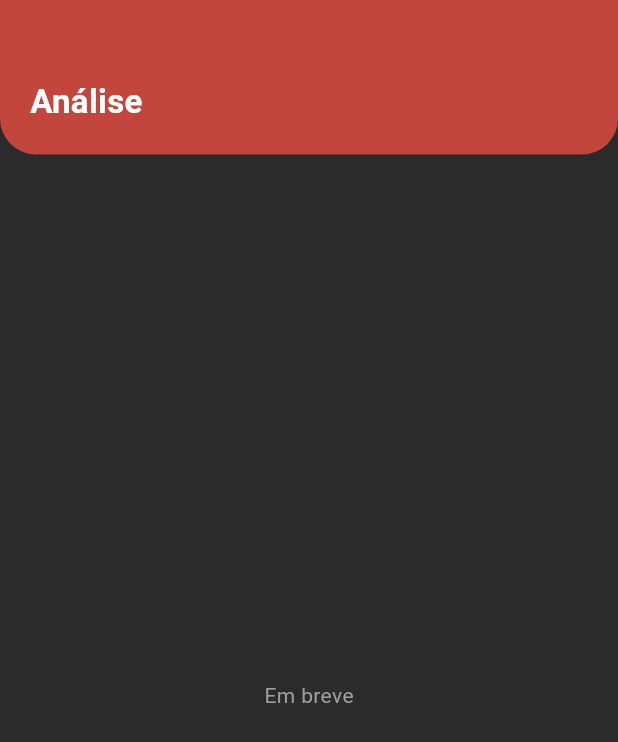
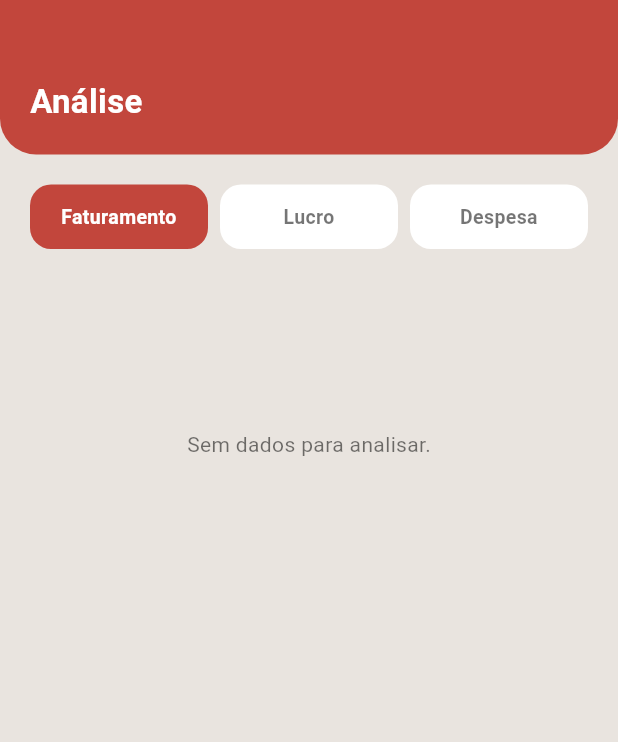
Before and after one commit to jlucasveloso/nape---gastronomic-administrative-, a Flutter app: the AnaliseScreen screen opened directly, on a phone screen of 412 x 824 dp. Shown: the top 742 px of the screen. Run offline on Flutter 3.47's test engine with Material 3 defaults, Android fonts, the phone set to English and light mode, and no system bars; our stand-ins replace fl_chart, flutter_dotenv, mask_text_input_formatter, shared_preferences, supabase_flutter; accounts and stored records are empty; Roboto replaces fonts that are missing (Arial).

Commit message:
Adição da parte da Analise com graficos

```diff
--- a/lib/features/dashboard/controller/dashboard_controller.dart
+++ b/lib/features/dashboard/controller/dashboard_controller.dart
@@ -16,30 +16,76 @@ class DashboardController {
   double get custosTotal =>
       despesas.fold(0.0, (soma, d) => soma + d.valor);
 
-  double get lucro => faturamentoTotal - custosTotal;
+  double get cmvTotal => despesas
+      .where((d) => d.tipo == 'cmv')
+      .fold(0.0, (soma, d) => soma + d.valor);
+
+  double get cmoTotal => despesas
+      .where((d) => d.tipo == 'cmo')
+      .fold(0.0, (soma, d) => soma + d.valor);
+
+  double get despesasGeraisTotal => despesas
+      .where((d) => d.tipo == 'geral')
+      .fold(0.0, (soma, d) => soma + d.valor);
+
+  double get lucroBruto => faturamentoTotal - cmvTotal;
+
+  double get lucroLiquido => faturamentoTotal - custosTotal;
+
+  double get lucro => lucroLiquido;
 
   double get margemLucroPercent =>
-      faturamentoTotal == 0 ? 0 : (lucro / faturamentoTotal) * 100;
+      faturamentoTotal == 0 ? 0 : (lucroLiquido / faturamentoTotal) * 100;
+
+  double get cmoPercent =>
+      faturamentoTotal == 0 ? 0 : (cmoTotal / faturamentoTotal) * 100;
+
+  double get cmvPercent =>
+      faturamentoTotal == 0 ? 0 : (cmvTotal / faturamentoTotal) * 100;
+
+  bool get cmoDentroDoIdeal => cmoPercent <= 16;
 
   Map<String, double> get faturamentoPorCategoria {
-  final Map<String, double> resultado = {};
-  for (final v in vendas) {
-    resultado[v.categoriaSnapshot] = (resultado[v.categoriaSnapshot] ?? 0) + v.valorTotal;
+    final Map<String, double> resultado = {};
+
+    for (final v in vendas) {
+      resultado[v.categoriaSnapshot] =
+          (resultado[v.categoriaSnapshot] ?? 0) + v.valorTotal;
+    }
+
+    return resultado;
   }
-  return resultado;
-}
 
   Map<String, double> get custosPorCategoria {
     final Map<String, double> resultado = {};
+
     for (final d in despesas) {
       resultado[d.categoria] = (resultado[d.categoria] ?? 0) + d.valor;
     }
+
     return resultado;
   }
 
-  List<Venda> vendasNoPeriodo(DateTime inicio, DateTime fim) =>
-      vendas.where((v) => !v.data.isBefore(inicio) && !v.data.isAfter(fim)).toList();
+  Map<String, double> get dre {
+    return {
+      'Faturamento': faturamentoTotal,
+      'CMV': cmvTotal,
+      'Lucro bruto': lucroBruto,
+      'CMO': cmoTotal,
+      'Despesas gerais': despesasGeraisTotal,
+      'Lucro líquido': lucroLiquido,
+    };
+  }
 
-  List<Despesa> despesasNoPeriodo(DateTime inicio, DateTime fim) =>
-      despesas.where((d) => !d.data.isBefore(inicio) && !d.data.isAfter(fim)).toList();
+  List<Venda> vendasNoPeriodo(DateTime inicio, DateTime fim) {
+    return vendas
+        .where((v) => !v.data.isBefore(inicio) && !v.data.isAfter(fim))
+        .toList();
+  }
+
+  List<Despesa> despesasNoPeriodo(DateTime inicio, DateTime fim) {
+    return despesas
+        .where((d) => !d.data.isBefore(inicio) && !d.data.isAfter(fim))
+        .toList();
+  }
 }
--- a/lib/features/dashboard/model/despesa.dart
+++ b/lib/features/dashboard/model/despesa.dart
@@ -4,6 +4,7 @@ class Despesa {
   final String categoria;
   final double valor;
   final DateTime data;
+  final String tipo;
   final String? observacao;
 
   const Despesa({
@@ -12,10 +13,12 @@ class Despesa {
     required this.categoria,
     required this.valor,
     required this.data,
+    this.tipo = 'geral',
     this.observacao,
   });
 
   @override
-  String toString() =>
-      'Despesa(descricao: $descricao, categoria: $categoria, valor: $valor, data: $data)';
+  String toString() {
+    return 'Despesa(descricao: $descricao, categoria: $categoria, valor: $valor, tipo: $tipo)';
+  }
 }
--- /dev/null
+++ b/lib/features/dashboard/ui/analise_screen.dart
@@ -0,0 +1,341 @@
+import 'package:fl_chart/fl_chart.dart';
+import 'package:flutter/material.dart';
+import 'package:provider/provider.dart';
+import 'package:proj_nape/app_state.dart';
+import 'package:proj_nape/features/dashboard/controller/dashboard_controller.dart';
+import 'package:intl/intl.dart';
+
+enum TipoAnalise {
+  faturamento,
+  lucro,
+  despesa,
+}
+
+class AnaliseScreen extends StatefulWidget {
+  const AnaliseScreen({super.key});
+
+  @override
+  State<AnaliseScreen> createState() => _AnaliseScreenState();
+}
+
+class _AnaliseScreenState extends State<AnaliseScreen> {
+  TipoAnalise _tipo = TipoAnalise.faturamento;
+
+  final List<Color> _cores = const [
+    Color(0xFF2D74C4),
+    Color(0xFFC2463C),
+    Color(0xFF3E8E41),
+    Color(0xFFF4A261),
+    Color(0xFF8E44AD),
+    Color(0xFF00A896),
+    Color(0xFF6C757D),
+  ];
+
+  @override
+  Widget build(BuildContext context) {
+    final appState = context.watch<AppState>();
+
+    final controller = DashboardController(
+      vendas: appState.vendas,
+      despesas: appState.despesas,
+    );
+
+    final dados = _dados(controller);
+    final entradas = dados.entries.toList();
+
+    final fmt = NumberFormat.currency(
+      locale: 'pt_BR',
+      symbol: 'R\$',
+    );
+
+    return Scaffold(
+      backgroundColor: const Color(0xFFE9E4DF),
+      body: Column(
+        children: [
+          Container(
+            width: double.infinity,
+            padding: const EdgeInsets.fromLTRB(20, 52, 20, 20),
+            decoration: const BoxDecoration(
+              color: Color(0xFFC2463C),
+              borderRadius: BorderRadius.only(
+                bottomLeft: Radius.circular(24),
+                bottomRight: Radius.circular(24),
+              ),
+            ),
+            child: const Text(
+              'Análise',
+              style: TextStyle(
+                color: Colors.white,
+                fontSize: 22,
+                fontWeight: FontWeight.bold,
+              ),
+            ),
+          ),
+          Expanded(
+            child: ListView(
+              padding: const EdgeInsets.all(20),
+              children: [
+                Row(
+                  children: [
+                    _opcao('Faturamento', TipoAnalise.faturamento),
+                    const SizedBox(width: 8),
+                    _opcao('Lucro', TipoAnalise.lucro),
+                    const SizedBox(width: 8),
+                    _opcao('Despesa', TipoAnalise.despesa),
+                  ],
+                ),
+                const SizedBox(height: 20),
+                if (dados.isEmpty)
+                  const Padding(
+                    padding: EdgeInsets.only(top: 100),
+                    child: Center(
+                      child: Text(
+                        'Sem dados para analisar.',
+                        style: TextStyle(color: Colors.black54),
+                      ),
+                    ),
+                  )
+                else ...[
+                  _card(
+                    'Gráfico pizza',
+                    Column(
+                      children: [
+                        SizedBox(
+                          height: 240,
+                          child: PieChart(
+                            PieChartData(
+                              sectionsSpace: 2,
+                              centerSpaceRadius: 48,
+                              sections: entradas.asMap().entries.map((item) {
+                                final index = item.key;
+                                final entry = item.value;
+
+                                return PieChartSectionData(
+                                  value: entry.value,
+                                  title: '',
+                                  radius: 72,
+                                  color: _cores[index % _cores.length],
+                                );
+                              }).toList(),
+                            ),
+                          ),
+                        ),
+                        const SizedBox(height: 12),
+                        _legenda(entradas, fmt),
+                      ],
+                    ),
+                  ),
+                  const SizedBox(height: 16),
+                  _card(
+                    'Gráfico colunas',
+                    Column(
+                      children: [
+                        SizedBox(
+                          height: 260,
+                          child: BarChart(
+                            BarChartData(
+                              borderData: FlBorderData(show: false),
+                              gridData: const FlGridData(show: false),
+                              titlesData: const FlTitlesData(
+                                leftTitles: AxisTitles(
+                                  sideTitles: SideTitles(showTitles: false),
+                                ),
+                                topTitles: AxisTitles(
+                                  sideTitles: SideTitles(showTitles: false),
+                                ),
+                                rightTitles: AxisTitles(
+                                  sideTitles: SideTitles(showTitles: false),
+                                ),
+                                bottomTitles: AxisTitles(
+                                  sideTitles: SideTitles(showTitles: false),
+                                ),
+                              ),
+                              barGroups: entradas.asMap().entries.map((item) {
+                                final index = item.key;
+                                final entry = item.value;
+
+                                return BarChartGroupData(
+                                  x: index,
+                                  barRods: [
+                                    BarChartRodData(
+                                      toY: entry.value,
+                                      width: 24,
+                                      color: _cores[index % _cores.length],
+                                      borderRadius: BorderRadius.circular(6),
+                                    ),
+                                  ],
+                                );
+                              }).toList(),
+                            ),
+                          ),
+                        ),
+                        const SizedBox(height: 12),
+                        _legenda(entradas, fmt),
+                      ],
+                    ),
+                  ),
+                  const SizedBox(height: 16),
+                  _card(
+                    'Resumo',
+                    Column(
+                      children: entradas.asMap().entries.map((item) {
+                        final index = item.key;
+                        final entry = item.value;
+
+                        return Padding(
+                          padding: const EdgeInsets.symmetric(vertical: 8),
+                          child: Row(
+                            children: [
+                              Container(
+                                width: 12,
+                                height: 12,
+                                decoration: BoxDecoration(
+                                  color: _cores[index % _cores.length],
+                                  shape: BoxShape.circle,
+                                ),
+                              ),
+                              const SizedBox(width: 8),
+                              Expanded(
+                                child: Text(
+                                  entry.key,
+                                  style: const TextStyle(
+                                    fontWeight: FontWeight.w500,
+                                  ),
+                                ),
+                              ),
+                              Text(
+                                fmt.format(entry.value),
+                                style: const TextStyle(
+                                  fontWeight: FontWeight.bold,
+                                ),
+                              ),
+                            ],
+                          ),
+                        );
+                      }).toList(),
+                    ),
+                  ),
+                ],
+              ],
+            ),
+          ),
+        ],
+      ),
+    );
+  }
+
+  Widget _opcao(String texto, TipoAnalise tipo) {
+    final selecionado = _tipo == tipo;
+
+    return Expanded(
+      child: GestureDetector(
+        onTap: () {
+          setState(() {
+            _tipo = tipo;
+          });
+        },
+        child: Container(
+          padding: const EdgeInsets.symmetric(vertical: 12),
+          decoration: BoxDecoration(
+            color: selecionado ? const Color(0xFFC2463C) : Colors.white,
+            borderRadius: BorderRadius.circular(14),
+          ),
+          child: Text(
+            texto,
+            textAlign: TextAlign.center,
+            style: TextStyle(
+              fontSize: 13,
+              fontWeight: FontWeight.w600,
+              color: selecionado ? Colors.white : Colors.black54,
+            ),
+          ),
+        ),
+      ),
+    );
+  }
+
+  Widget _card(String titulo, Widget child) {
+    return Container(
+      padding: const EdgeInsets.all(16),
+      decoration: BoxDecoration(
+        color: Colors.white,
+        borderRadius: BorderRadius.circular(18),
+      ),
+      child: Column(
+        crossAxisAlignment: CrossAxisAlignment.start,
+        children: [
+          Text(
+            titulo,
+            style: const TextStyle(
+              fontSize: 15,
+              fontWeight: FontWeight.bold,
+            ),
+          ),
+          const SizedBox(height: 16),
+          child,
+        ],
+      ),
+    );
+  }
+
+  Widget _legenda(
+    List<MapEntry<String, double>> entradas,
+    NumberFormat fmt,
+  ) {
+    return Column(
+      children: entradas.asMap().entries.map((item) {
+        final index = item.key;
+        final entry = item.value;
+
+        return Padding(
+          padding: const EdgeInsets.only(bottom: 8),
+          child: Row(
+            children: [
+              Container(
+                width: 12,
+                height: 12,
+                decoration: BoxDecoration(
+                  color: _cores[index % _cores.length],
+                  borderRadius: BorderRadius.circular(3),
+                ),
+              ),
+              const SizedBox(width: 8),
+              Expanded(
+                child: Text(
+                  entry.key,
+                  style: const TextStyle(fontSize: 13),
+                ),
+              ),
+              Text(
+                fmt.format(entry.value),
+                style: const TextStyle(
+                  fontSize: 13,
+                  fontWeight: FontWeight.w600,
+                ),
+              ),
+            ],
+          ),
+        );
+      }).toList(),
+    );
+  }
+
+  Map<String, double> _dados(DashboardController controller) {
+    switch (_tipo) {
+      case TipoAnalise.faturamento:
+        return controller.faturamentoPorCategoria;
+
+      case TipoAnalise.despesa:
+        return controller.custosPorCategoria;
+
+      case TipoAnalise.lucro:
+        return {
+          'Faturamento': controller.faturamentoTotal,
+          'Custos': controller.custosTotal,
+          'Lucro': controller.lucroLiquido < 0
+              ? controller.lucroLiquido.abs()
+              : controller.lucroLiquido,
+        };
+    }
+  }
+}
--- a/lib/main.dart
+++ b/lib/main.dart
@@ -16,6 +16,8 @@ void main() async {
     url: dotenv.env['SUPABASE_URL']!,
     anonKey: dotenv.env['SUPABASE_ANON_KEY']!,
   );
+
+await TempAuth.init();
 
   runApp(
     ChangeNotifierProvider(
--- a/lib/main_screen.dart
+++ b/lib/main_screen.dart
@@ -6,9 +6,8 @@ import 'package:proj_nape/features/dashboard/ui/faturamento_screen.dart';
 import 'package:proj_nape/features/dashboard/ui/despesas_screen.dart';
 import 'package:proj_nape/features/dashboard/ui/lucro_screen.dart';
 import 'package:proj_nape/features/dashboard/ui/cardapio_screen.dart';
+import 'package:proj_nape/features/dashboard/ui/analise_screen.dart';
 
-
-// Chave global para acessar o MainScreen de qualquer lugar
 final mainScreenKey = GlobalKey<MainScreenState>();
 
 class MainScreen extends StatefulWidget {
@@ -21,7 +20,6 @@ class MainScreen extends StatefulWidget {
 class MainScreenState extends State<MainScreen> {
   int _indiceAtivo = 0;
 
-  // Método público para trocar de aba
   void trocarAba(int indice) {
     setState(() => _indiceAtivo = indice);
   }
@@ -38,6 +36,7 @@ class MainScreenState extends State<MainScreen> {
   @override
   void initState() {
     super.initState();
+
     WidgetsBinding.instance.addPostFrameCallback((_) {
       context.read<AppState>().carregarDados();
     });
@@ -48,11 +47,15 @@ class MainScreenState extends State<MainScreen> {
     return Scaffold(
       body: _telas[_indiceAtivo],
       bottomNavigationBar: BottomNavigationBar(
-currentIndex: _indiceAtivo == 4 ? 1 : _indiceAtivo == 5 ? 2 : 0,        onTap: (indice) {
-          // Mapear os 3 itens da nav para os índices reais
+        currentIndex: _indiceAtivo == 4
+            ? 1
+            : _indiceAtivo == 5
+                ? 2
+                : 0,
+        onTap: (indice) {
           if (indice == 0) trocarAba(0);
-          if (indice == 1) trocarAba(4); // Análise
-          if (indice == 2) trocarAba(5); // Cardápio
+          if (indice == 1) trocarAba(4);
+          if (indice == 2) trocarAba(5);
         },
         type: BottomNavigationBarType.fixed,
         selectedItemColor: const Color(0xFFC2463C),
@@ -63,9 +66,7 @@ currentIndex: _indiceAtivo == 4 ? 1 : _indiceAtivo == 5 ? 2 : 0,        onTap: (
           fontSize: 11,
           fontWeight: FontWeight.w600,
         ),
-        unselectedLabelStyle: const TextStyle(
-          fontSize: 11,
-        ),
+        unselectedLabelStyle: const TextStyle(fontSize: 11),
         items: const [
           BottomNavigationBarItem(
             icon: Icon(Icons.dashboard_outlined),
@@ -87,46 +88,3 @@ currentIndex: _indiceAtivo == 4 ? 1 : _indiceAtivo == 5 ? 2 : 0,        onTap: (
     );
   }
 }
-
-// ── Análise placeholder ───────────────────────────────────────────────────────
-
-class AnaliseScreen extends StatelessWidget {
-  const AnaliseScreen({super.key});
-
-  @override
-  Widget build(BuildContext context) {
-    return Scaffold(
-      body: Column(
-        children: [
-          Container(
-            width: double.infinity,
-            padding: const EdgeInsets.fromLTRB(20, 52, 20, 20),
-            decoration: const BoxDecoration(
-              color: Color(0xFFC2463C),
-              borderRadius: BorderRadius.only(
-                bottomLeft: Radius.circular(24),
-                bottomRight: Radius.circular(24),
-              ),
-            ),
-            child: const Text(
-              'Análise',
-              style: TextStyle(
-                color: Colors.white,
-                fontSize: 22,
-                fontWeight: FontWeight.bold,
-              ),
-            ),
-          ),
-          const Expanded(
-            child: Center(
-              child: Text(
-                'Em breve',
-                style: TextStyle(color: Colors.grey),
-              ),
-            ),
-          ),
-        ],
-      ),
-    );
-  }
-}
--- a/pubspec.yaml
+++ b/pubspec.yaml
@@ -18,6 +18,8 @@ dependencies:
   flutter_dotenv: ^5.1.0
   cupertino_icons: ^1.0.8
   mask_text_input_formatter: ^2.9.0
+  fl_chart: ^0.69.0
+  shared_preferences: ^2.3.3
 
 dev_dependencies:
   flutter_test:
```
Also changed, not shown: lib/app_state.dart (+49 -73 lines), lib/shared/temp_auth.dart (+73 -22 lines), pubspec.lock.
